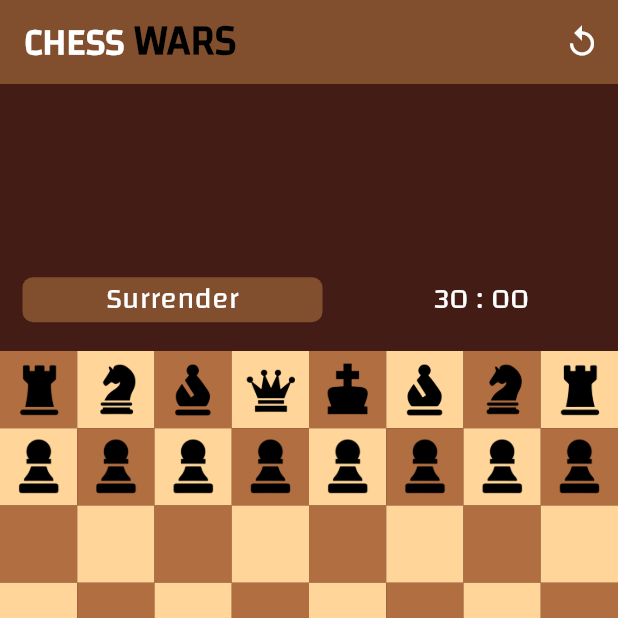
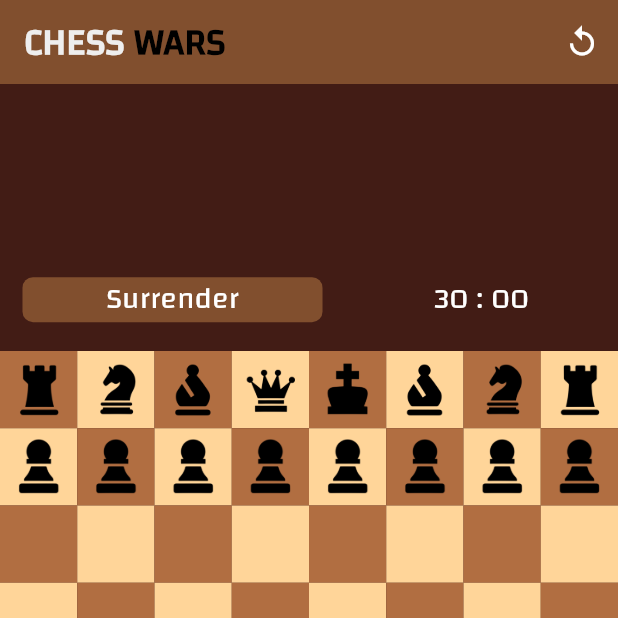
Before and after one commit to tushar-gour/Chess-Wars, a Flutter app: the screen it shows after launch, on a phone screen of 412 x 824 dp, the top half of it. Run offline on Flutter 3.47's test engine with Material 3 defaults, Android fonts, the phone set to English and light mode, and no system bars.

Commit message:
updated game

```diff
--- a/lib/main.dart
+++ b/lib/main.dart
@@ -1,5 +1,6 @@
 import 'package:chess/main_game.dart';
 import 'package:flutter/material.dart';
+import 'package:flutter/services.dart';
 
 void main() {
   runApp(const MyApp());
@@ -10,7 +11,7 @@ class MyApp extends StatelessWidget {
 
   @override
   Widget build(BuildContext context) {
-    // SystemChrome.setEnabledSystemUIMode(SystemUiMode.manual, overlays: []);
+    SystemChrome.setEnabledSystemUIMode(SystemUiMode.manual, overlays: []);
 
     return MaterialApp(
       debugShowCheckedModeBanner: false,
--- a/lib/main_game.dart
+++ b/lib/main_game.dart
@@ -378,9 +378,12 @@ class _GameBoardState extends State<GameBoard> {
   }
 
   bool isKingAttacker(int row, int col) {
+    if (whiteKingAttackers.isNotEmpty)
       for (var pair in whiteKingAttackers) {
         if (pair[0] == row && pair[1] == col) return true;
       }
+
+    if (blackKingAttackers.isNotEmpty)
       for (var pair in blackKingAttackers) {
         if (pair[0] == row && pair[1] == col) return true;
       }
@@ -413,7 +416,7 @@ class _GameBoardState extends State<GameBoard> {
                 style: TextStyle(
                   fontFamily: "Changa",
                   fontWeight: FontWeight.bold,
-                  color: Colors.white,
+                  color: Colors.grey.shade200,
                   fontSize: 25,
                 ),
               ),
@@ -423,7 +426,7 @@ class _GameBoardState extends State<GameBoard> {
                   fontFamily: "Changa",
                   fontWeight: FontWeight.bold,
                   color: Colors.black,
-                  fontSize: 28,
+                  fontSize: 25,
                 ),
               ),
             ],
```
Also changed, not shown: lib/functions/moves/real_moves.dart (+11 -7 lines). Lines whose indentation alone changed are shown as unchanged.
